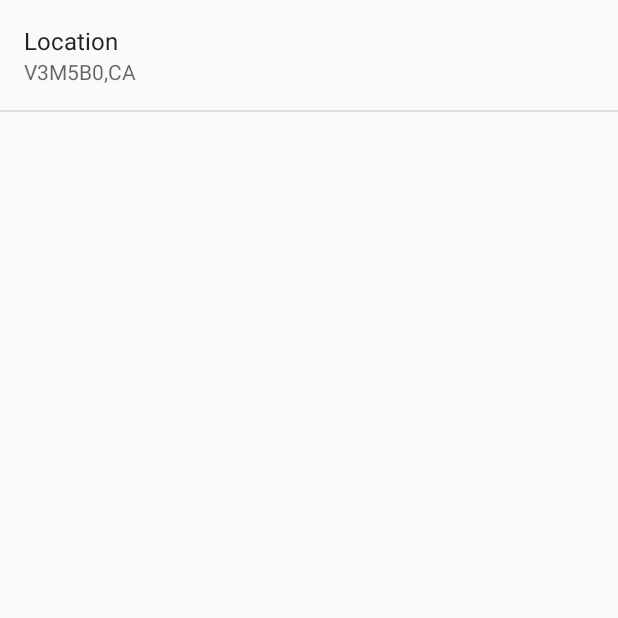
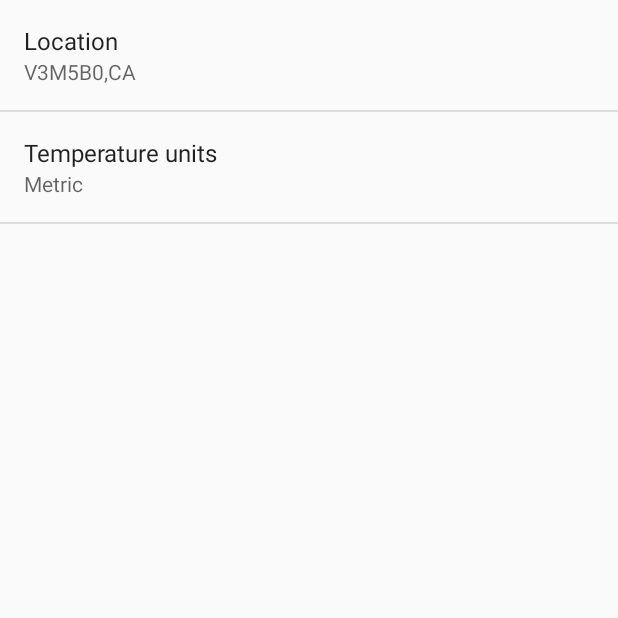
Before and after one commit to LeonidKokhnovich/ud853_, an Android app: the SettingsActivity screen opened directly, with no data from a screen before it, on a phone screen of 412 x 824 dp, the top half of it. Run offline under Robolectric (Android 15) with nearby library versions, the phone set to English and light mode, and no system bars.

Commit message:
[Lesson-3] Add temp unit setting.

```diff
--- a/app/src/main/java/com/example/android/sunshine/app/SettingsActivity.java
+++ b/app/src/main/java/com/example/android/sunshine/app/SettingsActivity.java
@@ -26,6 +26,7 @@ public class SettingsActivity extends PreferenceActivity
         // For all preferences, attach an OnPreferenceChangeListener so the UI summary can be
         // updated when the preference changes.
         bindPreferenceSummaryToValue(findPreference(getString(R.string.pref_location_key)));
+        bindPreferenceSummaryToValue(findPreference(getString(R.string.pref_key_temp_units)));
     }
 
     /**
--- /dev/null
+++ b/app/src/main/res/values/arrays.xml
@@ -0,0 +1,14 @@
+<?xml version="1.0" encoding="utf-8"?>
+<resources>
+
+    <string-array name="pref_temp_units_options">
+        <item>@string/pref_temp_units_metric_label</item>
+        <item>@string/pref_temp_units_imperial_label</item>
+    </string-array>
+
+    <string-array name="pref_temp_units_values">
+        <item>@string/pref_temp_units_metric</item>
+        <item>@string/pref_temp_units_imperial</item>
+    </string-array>
+
+</resources>
--- a/app/src/main/res/values/strings.xml
+++ b/app/src/main/res/values/strings.xml
@@ -12,4 +12,13 @@
     <string name="pref_location_key" translatable="false">location</string>
     <string name="pref_location_default_val" translatable="false">V3M5B0,CA</string>
 
+    <string name="pref_title_temp_units">Temperature units</string>
+    <string name="pref_key_temp_units" translatable="false">temp_units</string>
+    <string name="pref_temp_units_metric_label">Metric</string>
+    <string name="pref_temp_units_imperial_label">Imperial</string>
+    <string name="pref_default_temp_units" translatable="false">@string/pref_temp_units_metric</string>
+    <string name="pref_temp_units_metric" translatable="false">metric</string>
+    <string name="pref_temp_units_imperial" translatable="false">imperial</string>
+
+
 </resources>
--- a/app/src/main/res/xml/pref_general.xml
+++ b/app/src/main/res/xml/pref_general.xml
@@ -8,4 +8,11 @@
         android:inputType="text"
         android:singleLine="true" />
 
+    <ListPreference
+        android:title="@string/pref_title_temp_units"
+        android:key="@string/pref_key_temp_units"
+        android:defaultValue="@string/pref_default_temp_units"
+        android:entries="@array/pref_temp_units_options"
+        android:entryValues="@array/pref_temp_units_values"></ListPreference>
+
 </PreferenceScreen>
```
Also changed, not shown: app/src/main/java/com/example/android/sunshine/app/ForecastFragment.java (+20 -3 lines).
